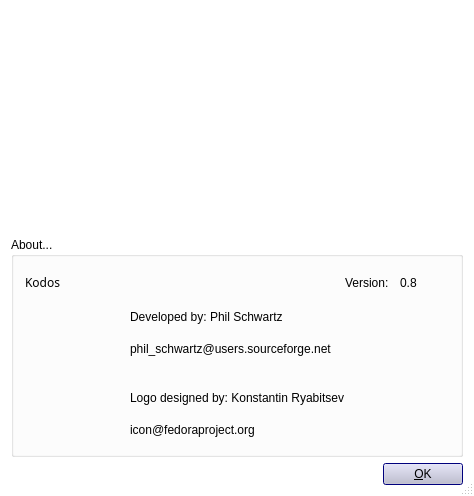
Before: the Qt Designer form modules/aboutBA.ui in luksan/kodos, drawn with Qt 5.
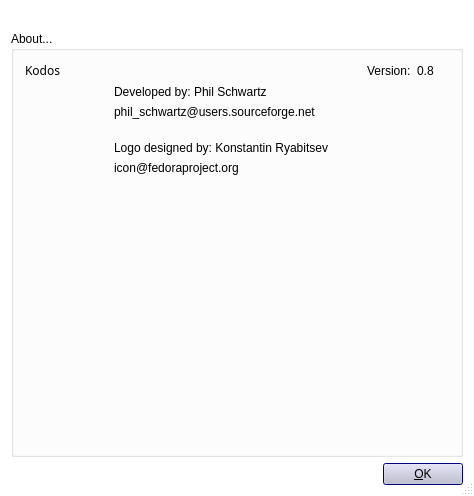
After: the same form once the commit is applied. Icons and pictures are not drawn. Custom widgets are drawn as their Qt base class.

Commit message: Remove qt3 support from about dialog.

```diff
--- a/modules/aboutBA.ui
+++ b/modules/aboutBA.ui
@@ -466,15 +466,67 @@
     <number>6</number>
    </property>
    <item row="1" column="0">
-    <widget class="Q3GroupBox" name="GroupBox6">
+    <widget class="QLabel" name="PixmapLabel1">
+     <property name="pixmap">
+      <pixmap>image0</pixmap>
+     </property>
+     <property name="scaledContents">
+      <bool>true</bool>
+     </property>
+     <property name="wordWrap">
+      <bool>false</bool>
+     </property>
+    </widget>
+   </item>
+   <item row="7" column="0">
+    <layout class="QHBoxLayout">
+     <property name="spacing">
+      <number>6</number>
+     </property>
+     <property name="margin">
+      <number>0</number>
+     </property>
+     <item>
+      <spacer name="Horizontal Spacing2">
+       <property name="orientation">
+        <enum>Qt::Horizontal</enum>
+       </property>
+       <property name="sizeType">
+        <enum>QSizePolicy::Expanding</enum>
+       </property>
+       <property name="sizeHint" stdset="0">
+        <size>
+         <width>20</width>
+         <height>20</height>
+        </size>
+       </property>
+      </spacer>
+     </item>
+     <item>
+      <widget class="QPushButton" name="buttonOk">
+       <property name="text">
+        <string>&amp;OK</string>
+       </property>
+       <property name="autoDefault">
+        <bool>true</bool>
+       </property>
+       <property name="default">
+        <bool>true</bool>
+       </property>
+      </widget>
+     </item>
+    </layout>
+   </item>
+   <item row="3" column="0">
+    <widget class="QGroupBox" name="groupBox">
      <property name="title">
       <string>About...</string>
      </property>
-     <layout class="QGridLayout">
-      <item row="0" column="3" colspan="2">
-       <layout class="QHBoxLayout">
+     <layout class="QGridLayout" name="gridLayout">
+      <item row="1" column="4">
+       <layout class="QHBoxLayout" name="_7">
         <item>
-         <widget class="QLabel" name="TextLabel1_2">
+         <widget class="QLabel" name="TextLabel1_5">
           <property name="text">
            <string>Version:</string>
           </property>
@@ -484,7 +536,7 @@
          </widget>
         </item>
         <item>
-         <widget class="QLabel" name="versionLabel">
+         <widget class="QLabel" name="versionLabel_3">
           <property name="text">
            <string>0.8</string>
           </property>
@@ -495,8 +547,8 @@
         </item>
        </layout>
       </item>
-      <item row="0" column="2">
-       <spacer name="spacer2">
+      <item row="1" column="2">
+       <spacer name="spacer2_2">
         <property name="orientation">
          <enum>Qt::Horizontal</enum>
         </property>
@@ -505,14 +557,14 @@
         </property>
         <property name="sizeHint" stdset="0">
          <size>
-          <width>181</width>
-          <height>16</height>
+          <width>247</width>
+          <height>17</height>
          </size>
         </property>
        </spacer>
       </item>
-      <item row="0" column="0" colspan="2">
-       <widget class="QLabel" name="TextLabel1">
+      <item row="1" column="1">
+       <widget class="QLabel" name="TextLabel1_3">
         <property name="sizePolicy">
          <sizepolicy hsizetype="Expanding" vsizetype="Minimum">
           <horstretch>0</horstretch>
@@ -532,8 +584,8 @@
         </property>
        </widget>
       </item>
-      <item row="3" column="2">
-       <spacer name="spacer3">
+      <item row="7" column="2">
+       <spacer name="spacer3_2">
         <property name="orientation">
          <enum>Qt::Vertical</enum>
         </property>
@@ -542,14 +594,14 @@
         </property>
         <property name="sizeHint" stdset="0">
          <size>
-          <width>26</width>
+          <width>247</width>
           <height>16</height>
          </size>
         </property>
        </spacer>
       </item>
-      <item row="4" column="0">
-       <spacer name="spacer8">
+      <item row="8" column="1">
+       <spacer name="spacer8_2">
         <property name="orientation">
          <enum>Qt::Horizontal</enum>
         </property>
@@ -558,16 +610,64 @@
         </property>
         <property name="sizeHint" stdset="0">
          <size>
-          <width>36</width>
+          <width>86</width>
           <height>16</height>
          </size>
         </property>
        </spacer>
       </item>
-      <item row="1" column="1" rowspan="2" colspan="3">
-       <layout class="QVBoxLayout">
+      <item row="8" column="4">
+       <spacer name="spacer10_2">
+        <property name="orientation">
+         <enum>Qt::Horizontal</enum>
+        </property>
+        <property name="sizeType">
+         <enum>QSizePolicy::Expanding</enum>
+        </property>
+        <property name="sizeHint" stdset="0">
+         <size>
+          <width>84</width>
+          <height>16</height>
+         </size>
+        </property>
+       </spacer>
+      </item>
+      <item row="3" column="4">
+       <spacer name="spacer4_2">
+        <property name="orientation">
+         <enum>Qt::Horizontal</enum>
+        </property>
+        <property name="sizeType">
+         <enum>QSizePolicy::Expanding</enum>
+        </property>
+        <property name="sizeHint" stdset="0">
+         <size>
+          <width>100</width>
+          <height>16</height>
+         </size>
+        </property>
+       </spacer>
+      </item>
+      <item row="3" column="1">
+       <spacer name="spacer6_2">
+        <property name="orientation">
+         <enum>Qt::Horizontal</enum>
+        </property>
+        <property name="sizeType">
+         <enum>QSizePolicy::Expanding</enum>
+        </property>
+        <property name="sizeHint" stdset="0">
+         <size>
+          <width>102</width>
+          <height>16</height>
+         </size>
+        </property>
+       </spacer>
+      </item>
+      <item row="3" column="2">
+       <layout class="QVBoxLayout" name="verticalLayout" stretch="0,0">
         <item>
-         <widget class="QLabel" name="textLabel3">
+         <widget class="QLabel" name="textLabel3_3">
           <property name="text">
            <string>Developed by: Phil Schwartz</string>
           </property>
@@ -577,7 +677,7 @@
          </widget>
         </item>
         <item>
-         <widget class="QLabel" name="textLabel4">
+         <widget class="QLabel" name="textLabel4_3">
           <property name="text">
            <string>phil_schwartz@users.sourceforge.net</string>
           </property>
@@ -588,74 +688,10 @@
         </item>
        </layout>
       </item>
-      <item row="1" column="4">
-       <spacer name="spacer4">
-        <property name="orientation">
-         <enum>Qt::Horizontal</enum>
-        </property>
-        <property name="sizeType">
-         <enum>QSizePolicy::Expanding</enum>
-        </property>
-        <property name="sizeHint" stdset="0">
-         <size>
-          <width>40</width>
-          <height>16</height>
-         </size>
-        </property>
-       </spacer>
-      </item>
-      <item row="2" column="4">
-       <spacer name="spacer5">
-        <property name="orientation">
-         <enum>Qt::Horizontal</enum>
-        </property>
-        <property name="sizeType">
-         <enum>QSizePolicy::Expanding</enum>
-        </property>
-        <property name="sizeHint" stdset="0">
-         <size>
-          <width>35</width>
-          <height>16</height>
-         </size>
-        </property>
-       </spacer>
-      </item>
-      <item row="1" column="0">
-       <spacer name="spacer6">
-        <property name="orientation">
-         <enum>Qt::Horizontal</enum>
-        </property>
-        <property name="sizeType">
-         <enum>QSizePolicy::Expanding</enum>
-        </property>
-        <property name="sizeHint" stdset="0">
-         <size>
-          <width>41</width>
-          <height>16</height>
-         </size>
-        </property>
-       </spacer>
-      </item>
-      <item row="2" column="0">
-       <spacer name="spacer7">
-        <property name="orientation">
-         <enum>Qt::Horizontal</enum>
-        </property>
-        <property name="sizeType">
-         <enum>QSizePolicy::Expanding</enum>
-        </property>
-        <property name="sizeHint" stdset="0">
-         <size>
-          <width>41</width>
-          <height>16</height>
-         </size>
-        </property>
-       </spacer>
-      </item>
-      <item row="4" column="1" rowspan="2" colspan="3">
-       <layout class="QGridLayout">
-        <item row="0" column="0">
-         <widget class="QLabel" name="textLabel1">
+      <item row="8" column="2">
+       <layout class="QVBoxLayout" name="verticalLayout_2">
+        <item>
+         <widget class="QLabel" name="textLabel1_3">
           <property name="text">
            <string>Logo designed by: Konstantin Ryabitsev</string>
           </property>
@@ -664,8 +700,8 @@
           </property>
          </widget>
         </item>
-        <item row="1" column="0">
-         <widget class="QLabel" name="textLabel2">
+        <item>
+         <widget class="QLabel" name="textLabel2_3">
           <property name="text">
            <string>icon@fedoraproject.org</string>
           </property>
@@ -676,120 +712,25 @@
         </item>
        </layout>
       </item>
-      <item row="4" column="4">
-       <spacer name="spacer10">
+      <item row="9" column="2">
+       <spacer name="verticalSpacer">
         <property name="orientation">
-         <enum>Qt::Horizontal</enum>
-        </property>
-        <property name="sizeType">
-         <enum>QSizePolicy::Expanding</enum>
-        </property>
-        <property name="sizeHint" stdset="0">
-         <size>
-          <width>70</width>
-          <height>16</height>
-         </size>
-        </property>
-       </spacer>
-      </item>
-      <item row="5" column="4">
-       <spacer name="spacer11">
-        <property name="orientation">
-         <enum>Qt::Horizontal</enum>
-        </property>
-        <property name="sizeType">
-         <enum>QSizePolicy::Expanding</enum>
-        </property>
-        <property name="sizeHint" stdset="0">
-         <size>
-          <width>55</width>
-          <height>16</height>
-         </size>
-        </property>
-       </spacer>
-      </item>
-      <item row="5" column="0">
-       <spacer name="spacer9">
-        <property name="orientation">
-         <enum>Qt::Horizontal</enum>
-        </property>
-        <property name="sizeType">
-         <enum>QSizePolicy::Expanding</enum>
-        </property>
-        <property name="sizeHint" stdset="0">
-         <size>
-          <width>50</width>
-          <height>16</height>
-         </size>
-        </property>
-       </spacer>
-      </item>
-     </layout>
-    </widget>
-   </item>
-   <item row="0" column="0">
-    <widget class="QLabel" name="PixmapLabel1">
-     <property name="pixmap">
-      <pixmap>image0</pixmap>
-     </property>
-     <property name="scaledContents">
-      <bool>true</bool>
-     </property>
-     <property name="wordWrap">
-      <bool>false</bool>
-     </property>
-    </widget>
-   </item>
-   <item row="2" column="0">
-    <layout class="QHBoxLayout">
-     <property name="spacing">
-      <number>6</number>
-     </property>
-     <property name="margin">
-      <number>0</number>
-     </property>
-     <item>
-      <spacer name="Horizontal Spacing2">
-       <property name="orientation">
-        <enum>Qt::Horizontal</enum>
-       </property>
-       <property name="sizeType">
-        <enum>QSizePolicy::Expanding</enum>
+         <enum>Qt::Vertical</enum>
        </property>
        <property name="sizeHint" stdset="0">
         <size>
          <width>20</width>
-         <height>20</height>
+          <height>40</height>
         </size>
        </property>
       </spacer>
      </item>
-     <item>
-      <widget class="QPushButton" name="buttonOk">
-       <property name="text">
-        <string>&amp;OK</string>
-       </property>
-       <property name="autoDefault">
-        <bool>true</bool>
-       </property>
-       <property name="default">
-        <bool>true</bool>
-       </property>
-      </widget>
-     </item>
-    </layout>
+     </layout>
+    </widget>
    </item>
   </layout>
  </widget>
  <layoutdefault spacing="6" margin="11"/>
- <customwidgets>
-  <customwidget>
-   <class>Q3GroupBox</class>
-   <extends>QGroupBox</extends>
-   <header>Qt3Support/Q3GroupBox</header>
-   <container>1</container>
-  </customwidget>
- </customwidgets>
  <resources/>
  <connections>
   <connection>
```
Lines whose indentation alone changed are shown as unchanged. The commit also changes 1 other file.
